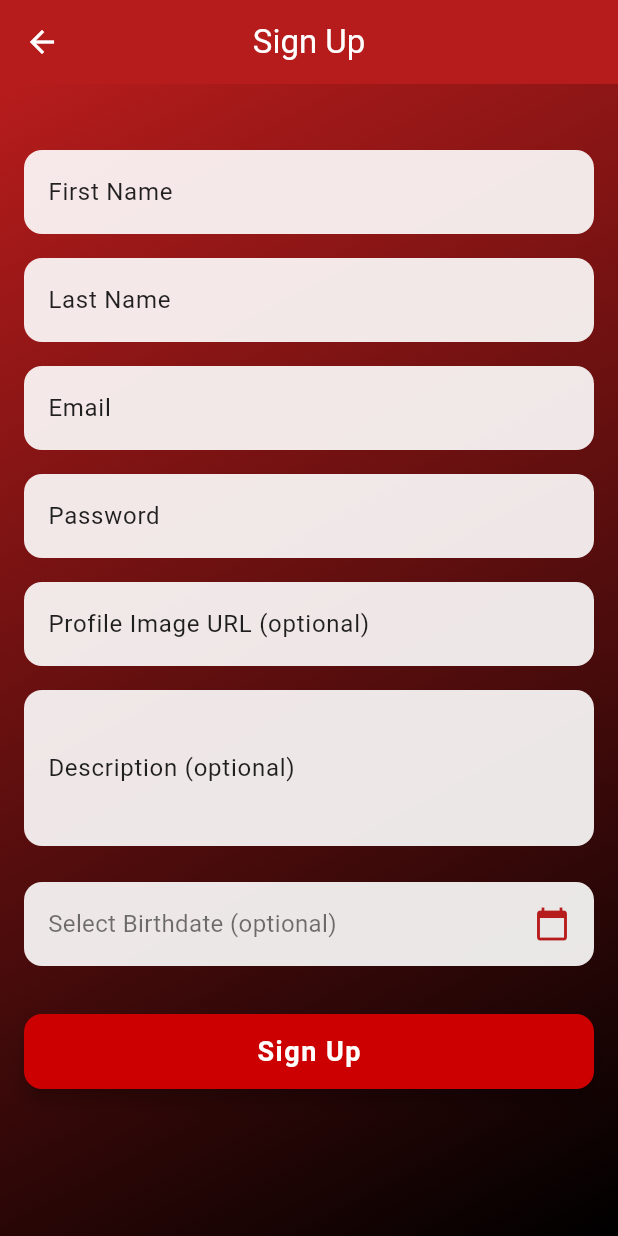
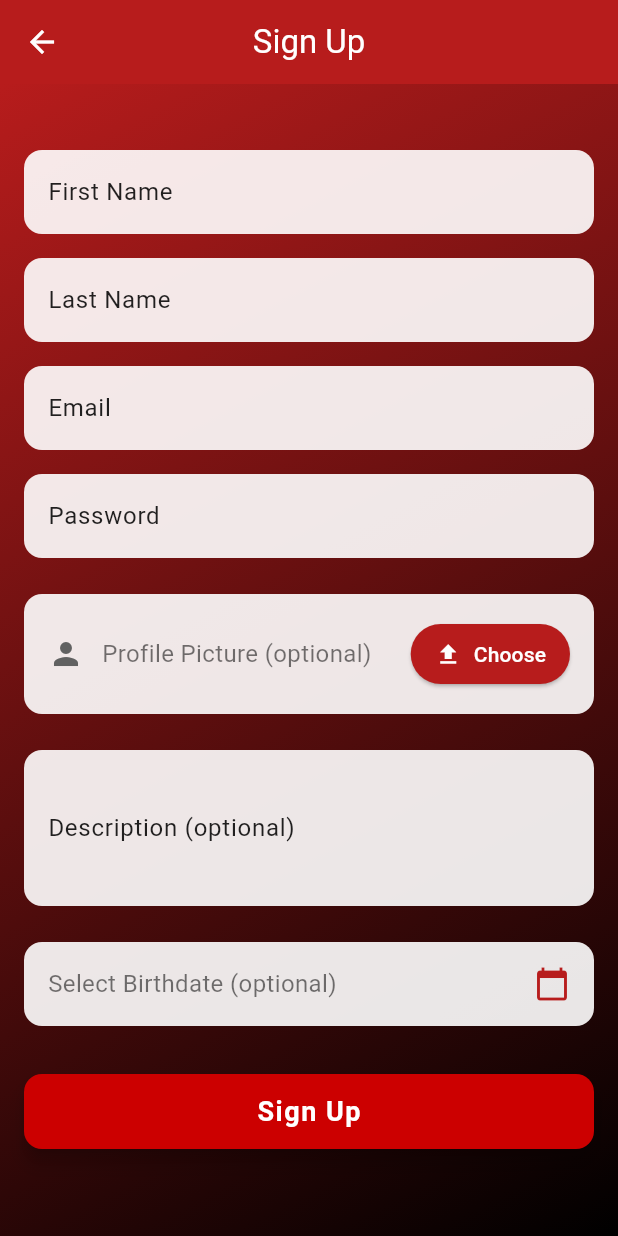
Before and after one commit to NDROCHKA/projet-4-, a Flutter app: the SignupScreen screen opened by its route, on a phone screen of 412 x 824 dp. Run offline on Flutter 3.47's test engine with Material 3 defaults, Android fonts, the light colour scheme and no system bars; our stand-ins replace chewie, image_picker, shared_preferences, video_player; accounts and stored records are empty; network calls fail.

Commit message:
mabaref bro khalas t3ebt

```diff
--- a/youtube_clone_app/lib/screens/signup_screen.dart
+++ b/youtube_clone_app/lib/screens/signup_screen.dart
@@ -1,4 +1,5 @@
 import 'package:flutter/material.dart';
+import 'package:image_picker/image_picker.dart';
 import '../services/api_service.dart';
 import '../widgets/custom_text_field.dart';
 import '../widgets/custom_button.dart';
@@ -15,11 +16,12 @@ class _SignupScreenState extends State<SignupScreen> {
   final _lastnameController = TextEditingController();
   final _emailController = TextEditingController();
   final _passwordController = TextEditingController();
-  final _profileImageController = TextEditingController();
   final _descriptionController = TextEditingController();
   final _apiService = ApiService();
+  final _picker = ImagePicker();
   bool _isLoading = false;
   DateTime? _selectedDate;
+  XFile? _profileImage;
 
   @override
   void dispose() {
@@ -27,7 +29,6 @@ class _SignupScreenState extends State<SignupScreen> {
     _lastnameController.dispose();
     _emailController.dispose();
     _passwordController.dispose();
-    _profileImageController.dispose();
     _descriptionController.dispose();
     super.dispose();
   }
@@ -46,14 +47,35 @@ class _SignupScreenState extends State<SignupScreen> {
     }
   }
 
+  Future<void> _pickProfileImage() async {
+    try {
+      final XFile? image = await _picker.pickImage(source: ImageSource.gallery);
+      if (image != null) {
+        setState(() {
+          _profileImage = image;
+        });
+      }
+    } catch (e) {
+      print('Error picking image: $e');
+      if (mounted) {
+        ScaffoldMessenger.of(context).showSnackBar(
+          SnackBar(content: Text('Error picking image: $e')),
+        );
+      }
+    }
+  }
+
   void _signup() async {
     setState(() => _isLoading = true);
+
+    // For now, we'll use empty string if no profile image
+    // TODO: Upload profile image to Backblaze first
     final success = await _apiService.register(
       _firstnameController.text,
       _lastnameController.text,
       _emailController.text,
       _passwordController.text,
-      _profileImageController.text,
+      '', // Profile image URL (empty for now)
       _descriptionController.text,
       _selectedDate?.toIso8601String() ?? '',
     );
@@ -109,10 +131,47 @@ class _SignupScreenState extends State<SignupScreen> {
                 label: 'Password',
                 isPassword: true,
               ),
-              CustomTextField(
-                controller: _profileImageController,
-                label: 'Profile Image URL (optional)',
+              const SizedBox(height: 16),
+              // Profile Image Picker
+              Container(
+                padding: const EdgeInsets.all(16),
+                decoration: BoxDecoration(
+                  color: Colors.white.withOpacity(0.9),
+                  borderRadius: BorderRadius.circular(12),
+                ),
+                child: Column(
+                  children: [
+                    Row(
+                      children: [
+                        Icon(Icons.person, color: Colors.grey[700]),
+                        const SizedBox(width: 12),
+                        Expanded(
+                          child: Text(
+                            _profileImage == null
+                                ? 'Profile Picture (optional)'
+                                : 'Image selected: ${_profileImage!.name}',
+                            style: TextStyle(
+                              fontSize: 16,
+                              color: _profileImage == null ? Colors.black54 : Colors.black,
+                            ),
+                          ),
+                        ),
+                        ElevatedButton.icon(
+                          onPressed: _pickProfileImage,
+                          icon: const Icon(Icons.upload, size: 18),
+                          label: Text(_profileImage == null ? 'Choose' : 'Change'),
+                          style: ElevatedButton.styleFrom(
+                            backgroundColor: _profileImage != null ? Colors.green : const Color(0xFFB71C1C),
+                            foregroundColor: Colors.white,
+                            padding: const EdgeInsets.symmetric(horizontal: 16, vertical: 8),
+                          ),
+                        ),
+                      ],
+                    ),
+                  ],
+                ),
               ),
+              const SizedBox(height: 16),
               CustomTextField(
                 controller: _descriptionController,
                 label: 'Description (optional)',
```
Also changed, not shown: youtube_clone_app/lib/screens/profile_screen.dart (+37 -2 lines), youtube_clone_app/lib/services/api_service.dart (+10 -2 lines).
